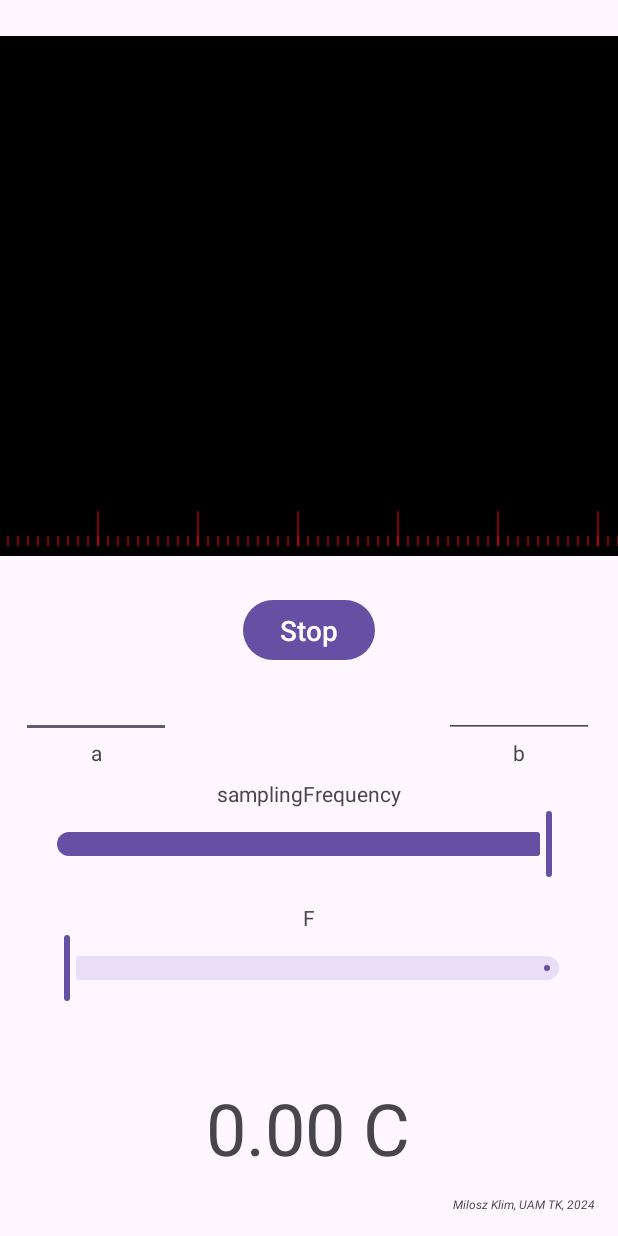
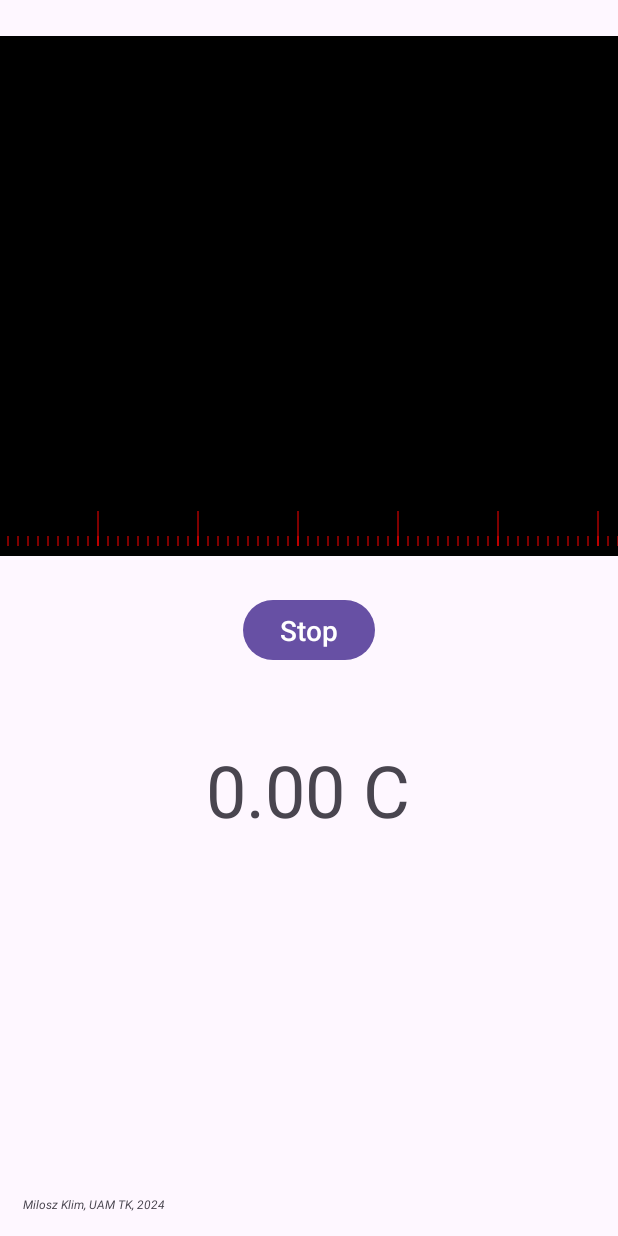
Before and after one commit to DAXPL/Fast-Fourier-Transform, an Android app: the screen it shows after launch (MainActivity), after a tap on "START", on a phone screen of 412 x 824 dp. Run offline under Robolectric (Android 15) with nearby library versions, the phone set to English and light mode, and no system bars.

```diff
--- a/app/src/main/java/com/example/miloszklim_fft/ChartDrawer.java
+++ /dev/null
@@ -1,146 +0,0 @@
-package com.example.miloszklim_fft;
-
-import android.graphics.Bitmap;
-import android.graphics.Canvas;
-import android.graphics.Color;
-import android.graphics.Paint;
-import android.view.View;
-import android.widget.Button;
-import android.widget.EditText;
-import android.widget.ImageView;
-import android.widget.TextView;
-
-import com.google.android.material.slider.Slider;
-
-public class ChartDrawer {
-    // Elementy interfejsu użytkownika
-    ImageView iv;
-    Bitmap bitmap;
-    Canvas canvas;
-    Paint paint;
-
-    // Elementy interfejsu użytkownika
-    TextView tempOutputFinal;
-    TextView fsText;
-    TextView fText;
-    EditText aInput;
-    EditText bInput;
-
-    TextView chartMin;
-    TextView chartMax;
-    TextView audioDebug;
-
-    MainActivity main;
-
-    public ChartDrawer(MainActivity _main) {
-        main = _main;
-
-        // Znajdź elementy interfejsu w układzie
-        tempOutputFinal = main.findViewById(R.id.tempOutputFinal);
-        fsText = main.findViewById(R.id.textViewFS);
-        fText = main.findViewById(R.id.textF);
-        aInput = main.findViewById(R.id.aInput);
-        bInput = main.findViewById(R.id.bInput);
-        chartMin = main.findViewById(R.id.chartMin);
-        chartMax = main.findViewById(R.id.chartMax);
-
-        iv = main.findViewById(R.id.wykres);
-        bitmap = Bitmap.createBitmap(main.blocksize / 2, 520, Bitmap.Config.ARGB_8888);
-        canvas = new Canvas(bitmap);
-        paint = new Paint();
-        iv.setImageBitmap(bitmap);
-        canvas.drawColor(Color.RED);
-
-        Button buttonStart = main.findViewById(R.id.ButtonStart);
-        Slider FSslider = main.findViewById(R.id.SliderFS);
-        Slider Fslider = main.findViewById(R.id.SliderF);
-
-        // Ustawienie listenerów dla elementów interfejsu
-        buttonStart.setOnClickListener(new View.OnClickListener()
-        {
-            public void onClick(View v) {
-                handleStartButtonClick(buttonStart);
-            }
-        });
-
-        FSslider.addOnChangeListener(new Slider.OnChangeListener()
-        {
-            @Override
-            public void onValueChange(Slider slider, float value, boolean fromUser)
-            {
-                main.samplingFrequency = (int) value;
-                fsText.setText("samplingFrequency: " + main.samplingFrequency);
-            }
-        });
-
-        Fslider.addOnChangeListener(new Slider.OnChangeListener()
-        {
-            @Override
-            public void onValueChange(Slider slider, float value, boolean fromUser)
-            {
-                main.f = (int) value;
-                fText.setText("F: " + main.f);
-            }
-        });
-    }
-
-    //Obsługa kliknięcia przycisku start/stop.
-    private void handleStartButtonClick(Button buttonStart) {
-        if (!main.isRunning) {
-            try {
-                main.a = Double.parseDouble(aInput.getText().toString());
-            } catch (Exception e) {
-                main.a = 1;
-            }
-
-            try {
-                main.b = Double.parseDouble(bInput.getText().toString());
-            } catch (Exception e) {
-                main.b = 0;
-            }
-            buttonStart.setText("Stop");
-
-            main.readoutProcess = new Readout(main);
-            main.readoutProcess.start();
-        } else {
-            main.readoutProcess.shouldRun = false;
-            canvas.drawColor(Color.BLACK);
-            buttonStart.setText("Start");
-        }
-
-        main.isRunning = !main.isRunning;
-    }
-
-    // Rysowanie wykresu.
-    public void DrawChart() {
-        canvas.drawColor(Color.BLACK);
-        if (!main.isRunning) return;
-
-        // Rysowanie danych amplitudy na zielono
-        paint.setColor(Color.GREEN);
-        for (int i = 0; i < main.ampl.length; i++) {
-            int downy = 510;
-            int upy = 510 - (int) main.ampl[i];
-
-            canvas.drawLine(i, downy, i, upy, paint);
-        }
-
-        // Rysowanie linii siatki na czerwono
-        paint.setColor(Color.RED);
-        for (int i = 0; i < main.ampl.length; i++) {
-            if (i % 10 == 0) {
-                canvas.drawLine(i, 510, i, 500, paint);
-            }
-            if (i % 100 == 0) {
-                canvas.drawLine(i, 510, i, 475, paint);
-            }
-        }
-
-        // Aktualizacja etykiet wykresu
-        chartMin.setText("0");
-        chartMax.setText(String.valueOf(main.ampl.length));
-
-        // Aktualizacja wyświetlania temperatury
-        tempOutputFinal.setText(String.format("%.2f", main.temperature) + " C");
-    }
-}
--- a/app/src/main/java/com/example/miloszklim_fft/FFT.java
+++ b/app/src/main/java/com/example/miloszklim_fft/FFT.java
@@ -28,7 +28,7 @@ public class FFT
     }
 
     public void fft(double[] x, double[] y) {
-
+        //Czyszczenie tablicy Y
         for(int i=0;i<y.length;i++){
             y[i]=0;
         }
--- a/app/src/main/java/com/example/miloszklim_fft/MainActivity.java
+++ b/app/src/main/java/com/example/miloszklim_fft/MainActivity.java
@@ -1,15 +1,20 @@
 package com.example.miloszklim_fft;
 
+import android.graphics.Bitmap;
+import android.graphics.Canvas;
+import android.graphics.Paint;
 import android.os.Bundle;
 import android.os.Handler;
+import android.widget.ImageView;
+import android.widget.TextView;
+import android.graphics.Bitmap;
+import android.graphics.Canvas;
+import android.graphics.Color;
+import android.graphics.Paint;
+import android.view.View;
+import android.widget.Button;
+
 import androidx.appcompat.app.AppCompatActivity;
-import com.google.android.material.slider.RangeSlider;
-import com.google.android.material.slider.Slider;
-
-// Importy związane z nagrywaniem dźwięku
-import android.media.AudioFormat;
-import android.media.AudioRecord;
-import android.media.MediaRecorder;
 
 public class MainActivity extends AppCompatActivity {
 
@@ -26,48 +31,117 @@ public class MainActivity extends AppCompatActivity {
     double[] ampl;
 
     // Parametry związane z odczytem temperatury
-    int window = 100;
+    int window = 50;
     double[] readings = new double[window];
     double temperature = 0;
     double a = 1;
     double b = 0;
-    public Readout readoutProcess;
 
-    // Obiekt do rysowania wykresu
-    ChartDrawer drawer;
     // Flaga oznaczająca stan działania programu
     boolean isRunning = false;
+
+
+    // Elementy interfejsu użytkownika
+    ImageView iv;
+    Bitmap bitmap;
+    Canvas canvas;
+    Paint paint;
+    TextView tempOutputFinal;
+    TextView chartMin;
+    TextView chartMax;
+
+    //Wielowątkowość
+    MainActivity mainThread;
+    Readout readoutProcess;
+
 
     @Override
     protected void onCreate(Bundle savedInstanceState) {
         super.onCreate(savedInstanceState);
         setContentView(R.layout.activity_main);
 
+        // Znajdź elementy interfejsu w układzie
+        tempOutputFinal = findViewById(R.id.tempOutputFinal);
+        chartMin = findViewById(R.id.chartMin);
+        chartMax = findViewById(R.id.chartMax);
+
+        iv = findViewById(R.id.wykres);
+        bitmap = Bitmap.createBitmap(blocksize / 2, 520, Bitmap.Config.ARGB_8888);
+        canvas = new Canvas(bitmap);
+        paint = new Paint();
+        iv.setImageBitmap(bitmap);
+        canvas.drawColor(Color.RED);
+
+        Button buttonStart = findViewById(R.id.ButtonStart);
+
+        mainThread = this;
+
+        // Ustawienie listenerów dla elementów interfejsu
+        buttonStart.setOnClickListener(new View.OnClickListener()
+        {
+            public void onClick(View v)
+            {
+                if (!isRunning) {
+                    buttonStart.setText("Stop");
+
+                    readoutProcess = new Readout(mainThread);
+                    readoutProcess.start();
+                } else {
+                    readoutProcess.shouldRun = false;
+                    canvas.drawColor(Color.BLACK);
+                    buttonStart.setText("Start");
+                }
+
+                isRunning = !isRunning;
+
+            }
+        });
+
         // Inicjalizacja tablic
         x = new double[blocksize];
         y = new double[blocksize];
         ampl = new double[blocksize / 2];
 
-        // Inicjalizacja obiektu rysującego wykres
-        drawer = new ChartDrawer(this);
 
         // Rysowanie wykresu
         DrawChart();
     }
 
-    /**
-     * Metoda rysująca wykres.
-     */
-    public void DrawChart() {
-        drawer.DrawChart();
+    // Metoda rysująca wykres.
+    public void DrawChart()
+    {
+        canvas.drawColor(Color.BLACK);
+
+        // Rysowanie danych amplitudy na zielono
+        paint.setColor(Color.GREEN);
+        for (int i = 0; i < ampl.length; i++) {
+            int downy = 510;
+            int upy = 510 - (int) ampl[i];
+
+            canvas.drawLine(i, downy, i, upy, paint);
+        }
+
+        // Rysowanie linii siatki na czerwono
+        paint.setColor(Color.RED);
+        for (int i = 0; i < ampl.length; i++) {
+            if (i % 10 == 0) {
+                canvas.drawLine(i, 510, i, 500, paint);
+            }
+            if (i % 100 == 0) {
+                canvas.drawLine(i, 510, i, 475, paint);
+            }
+        }
+
+        // Aktualizacja etykiet wykresu
+        chartMin.setText("0");
+        chartMax.setText(String.valueOf(ampl.length));
+
+        // Aktualizacja wyświetlania temperatury
+        tempOutputFinal.setText(String.format("%.2f", temperature) + " C");
         Refresh(500); // Odświeżanie wykresu co 500 ms
     }
 
-    /**
-     * Metoda odświeżająca wykres po określonym czasie.
-     *
-     * @param millis czas w milisekundach
-     */
+    // Metoda odświeżająca wykres po określonym czasie.
     public void Refresh(int millis) {
         final Handler handler = new Handler();
         final Runnable runnable = new Runnable() {
--- a/app/src/main/java/com/example/miloszklim_fft/Readout.java
+++ b/app/src/main/java/com/example/miloszklim_fft/Readout.java
@@ -42,7 +42,6 @@ public class Readout extends Thread {
     @Override
     public void run()
     {
-        Log.d("Readout", "Watek" + Thread.currentThread().getId() + " uruchomiony");
         for (int i = 0; i < main.blocksize; i++) {
             y[i] = 0;
         }
@@ -82,7 +81,7 @@ public class Readout extends Thread {
 
             // Uśpienie wątku
             try {
-                Thread.sleep(10); // 5 razy na sekundę
+                Thread.sleep(200); // 5 razy na sekundę
             } catch (Exception e) {
                 e.printStackTrace();
                 break;
@@ -135,18 +134,6 @@ public class Readout extends Thread {
             avg += main.readings[i];
         }
 
-        //Wypisywanie zawartości tabeli pomiarów
-        LogAvgTable();
-
         return (avg / main.readings.length);
     }
-
-    //Debbuging
-    private void LogAvgTable(){
-        String s = "";
-        for (int i = 0; i < main.readings.length; i++) {
-            s += main.readings[i] + " | ";
-        }
-        Log.d("AVG",s);
-    }
 }
--- a/app/src/main/res/layout/activity_main.xml
+++ b/app/src/main/res/layout/activity_main.xml
@@ -40,87 +40,20 @@
         app:layout_constraintEnd_toEndOf="parent"
         app:layout_constraintHorizontal_bias="0.498"
         app:layout_constraintStart_toStartOf="parent"
-        app:layout_constraintTop_toBottomOf="@+id/SliderF" />
-
-    <com.google.android.material.slider.Slider
-        android:id="@+id/SliderFS"
-        android:layout_width="364dp"
-        android:layout_height="41dp"
-        android:contentDescription="@string/maxY"
-        android:value="12000"
-        android:valueFrom="0"
-        android:valueTo="12000"
-        app:layout_constraintEnd_toEndOf="parent"
-        app:layout_constraintStart_toStartOf="parent"
-        app:layout_constraintTop_toBottomOf="@+id/textViewFS" />
-
-    <com.google.android.material.slider.Slider
-        android:id="@+id/SliderF"
-        android:layout_width="364dp"
-        android:layout_height="41dp"
-        android:contentDescription="@string/maxY"
-        android:valueFrom="0"
-        android:valueTo="5000"
-        app:layout_constraintEnd_toEndOf="parent"
-        app:layout_constraintHorizontal_bias="0.468"
-        app:layout_constraintStart_toStartOf="parent"
-        app:layout_constraintTop_toBottomOf="@+id/textF" />
-
-    <TextView
-        android:id="@+id/textViewFS"
-        android:layout_width="wrap_content"
-        android:layout_height="wrap_content"
-        android:layout_marginTop="75dp"
-        android:text="@string/FS"
-        app:layout_constraintEnd_toEndOf="parent"
-        app:layout_constraintStart_toStartOf="parent"
         app:layout_constraintTop_toBottomOf="@+id/ButtonStart" />
 
-    <TextView
-        android:id="@+id/textF"
-        android:layout_width="wrap_content"
-        android:layout_height="wrap_content"
-        android:layout_marginTop="15dp"
-        android:text="@string/F"
-        app:layout_constraintEnd_toEndOf="parent"
-        app:layout_constraintStart_toStartOf="parent"
-        app:layout_constraintTop_toBottomOf="@+id/SliderFS" />
-
-    <EditText
-        android:id="@+id/aInput"
-        android:layout_width="100dp"
-        android:layout_height="48dp"
-        android:contentDescription="@+id/Multipiler"
-        android:ems="10"
-        android:inputType="numberDecimal|numberSigned"
-        app:layout_constraintEnd_toEndOf="parent"
-        app:layout_constraintHorizontal_bias="0.044"
-        app:layout_constraintStart_toStartOf="parent"
-        app:layout_constraintTop_toBottomOf="@+id/ButtonStart" />
-
-    <EditText
-        android:id="@+id/bInput"
-        android:layout_width="100dp"
-        android:layout_height="48dp"
-        android:contentDescription="@+id/Multipiler"
-        android:ems="10"
-        android:inputType="numberDecimal|numberSigned"
-        app:layout_constraintEnd_toEndOf="parent"
-        app:layout_constraintHorizontal_bias="0.948"
-        app:layout_constraintStart_toStartOf="parent"
-        app:layout_constraintTop_toBottomOf="@+id/ButtonStart" />
 
     <TextView
         android:id="@+id/textView"
         android:layout_width="wrap_content"
         android:layout_height="wrap_content"
-        android:layout_marginEnd="15dp"
+        android:layout_marginStart="15dp"
         android:layout_marginBottom="15dp"
         android:text="@string/Author"
         android:textSize="8sp"
         android:textStyle="italic"
         app:layout_constraintBottom_toBottomOf="parent"
-        app:layout_constraintEnd_toEndOf="parent" />
+        app:layout_constraintStart_toStartOf="parent" />
 
     <TextView
         android:id="@+id/chartMin"
@@ -138,22 +71,4 @@
         app:layout_constraintEnd_toEndOf="@+id/wykres"
         app:layout_constraintTop_toBottomOf="@+id/wykres" />
 
-    <TextView
-        android:id="@+id/aLabel"
-        android:layout_width="wrap_content"
-        android:layout_height="wrap_content"
-        android:text="a"
-        app:layout_constraintEnd_toEndOf="@+id/aInput"
-        app:layout_constraintStart_toStartOf="@+id/aInput"
-        app:layout_constraintTop_toBottomOf="@+id/aInput" />
-
-    <TextView
-        android:id="@+id/bLabel"
-        android:layout_width="wrap_content"
-        android:layout_height="wrap_content"
-        android:text="b"
-        app:layout_constraintEnd_toEndOf="@+id/bInput"
-        app:layout_constraintStart_toStartOf="@+id/bInput"
-        app:layout_constraintTop_toBottomOf="@+id/bInput" />
-
 </androidx.constraintlayout.widget.ConstraintLayout>
```
